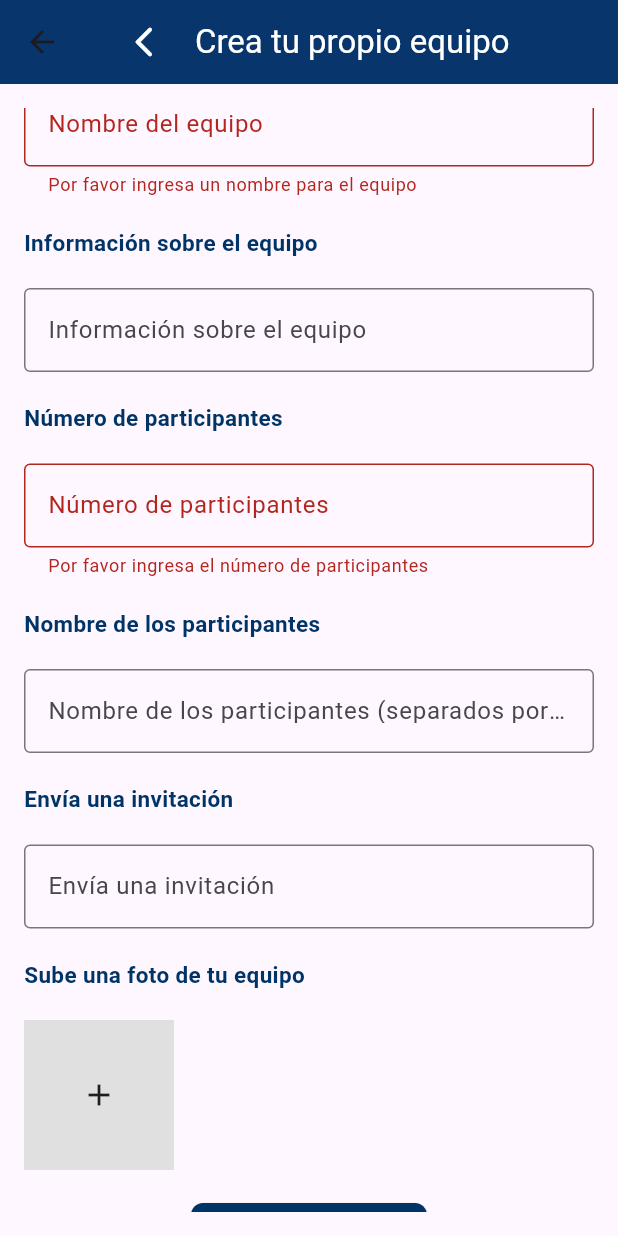
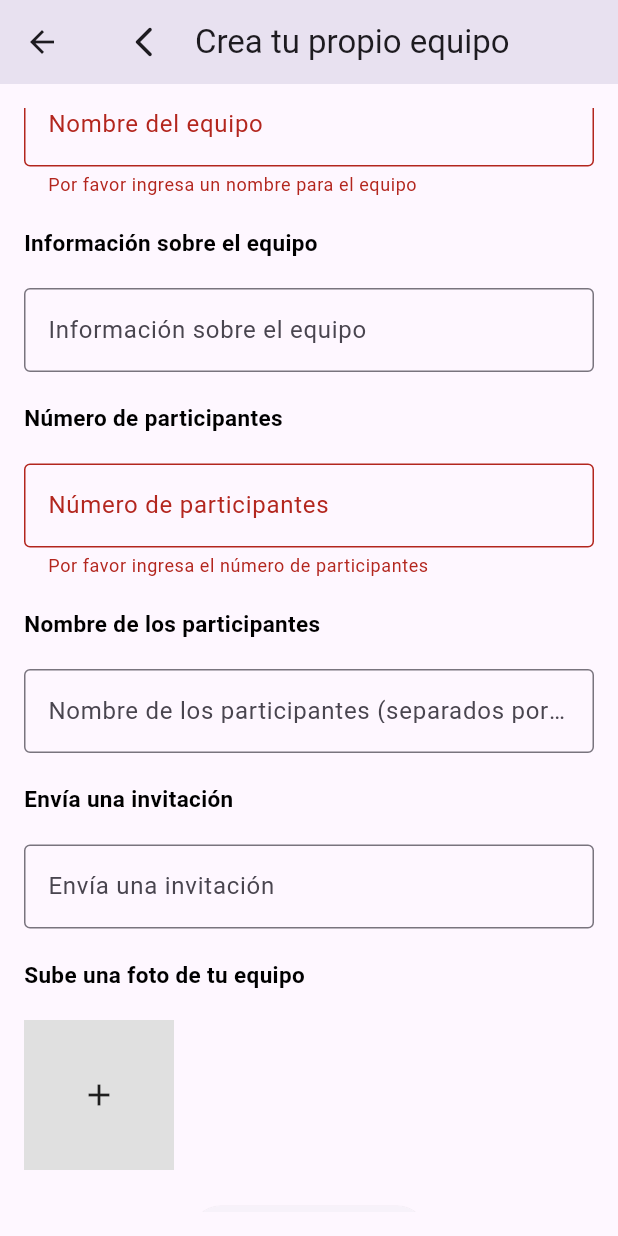
Before and after one commit to Alfredo-Borraz/ANBOTO-SPORTS, a Flutter app: the CreateTeamScreen screen opened by its route, scrolled down 58 dp, after a tap on "Realizar cambios", on a phone screen of 412 x 824 dp. Run offline on Flutter 3.47's test engine with Material 3 defaults, Android fonts, the phone set to English and light mode, and no system bars.

Commit message:
add: crud de diseño de modulo de gestion de torneos

```diff
--- a/anbotofront/lib/models/eventos.dart
+++ b/anbotofront/lib/models/eventos.dart
@@ -19,11 +19,13 @@ class EventModel {
 
   factory EventModel.fromJson(Map<String, dynamic> json) {
     return EventModel(
-      id: json['id'],
-      name: json['name'],
-      information: json['information'],
-      participantsCount: json['participants_count'],
-    participants: List<String>.from(jsonDecode(json['participants'])),
+      id: json['id'] as int?,
+      name: json['name'] as String?,
+      information: json['information'] as String?,
+      participantsCount: json['participants_count'] as int?,
+      participants: json['participants'] is String
+          ? List<String>.from(jsonDecode(json['participants']) as List)
+          : List<String>.from(json['participants'] as List),
       invitationSent: json['invitation_sent'] == 1,
     );
   }
@@ -33,9 +35,9 @@ class EventModel {
       'id': id,
       'name': name,
       'information': information,
-      'participantsCount': participantsCount,
-      'participants': participants,
-      'invitationSent': invitationSent,
+      'participants_count': participantsCount,
+      'participants': jsonEncode(participants),
+      'invitation_sent': invitationSent == true ? 1 : 0,
     };
   }
 }
--- a/anbotofront/lib/providers/eventos.dart
+++ b/anbotofront/lib/providers/eventos.dart
@@ -9,9 +9,10 @@ class EventosProvider {
   // Método para obtener la lista de eventos
   Future<List<EventModel>> getEventos() async {
     final url = Uri.parse('$baseUrl/api/events');
+    print(url);
     final response = await http.get(url);
+    print(response.body);
     final List<dynamic> decodedData = json.decode(response.body);
-
     if (decodedData == null) return [];
 
     decodedData.forEach((evento) {
@@ -25,23 +26,28 @@ class EventosProvider {
   // Método para crear un nuevo evento
   Future<bool> createEvento(EventModel nuevoEvento) async {
     final url = Uri.parse('$baseUrl/api/events');
+    print(nuevoEvento.participants);
 
     // Convertir el evento a JSON
     final response = await http.post(
       url,
       headers: {
-        'Content-Type': 'application/json', // Establecer el tipo de contenido a JSON
+        'Content-Type':
+            'application/json', // Establecer el tipo de contenido a JSON
       },
       body: json.encode({
         'name': nuevoEvento.name,
         'information': nuevoEvento.information,
         'participants_count': nuevoEvento.participantsCount,
-        'participants':nuevoEvento.participants, // Convertir a string
-        'invitation_sent': nuevoEvento.invitationSent! ? 1 : 0, // Usar 1 o 0 para booleano
+        'participants': nuevoEvento.participants, // Convertir a string
+        'invitation_sent':
+            nuevoEvento.invitationSent! ? 1 : 0, // Usar 1 o 0 para booleano
       }),
     );
 
     // Verificar si la respuesta fue exitosa
+    print(response.body);
+    print(response.statusCode);
     return response.statusCode == 201; // 201 es el código para "Creado"
   }
 }
--- a/anbotofront/lib/providers/globals.dart
+++ b/anbotofront/lib/providers/globals.dart
@@ -1,3 +1,3 @@
 library Anboto.globals;
 
-String baseUrl = "http://192.168.8.100:5000";
+String baseUrl = "http://192.168.56.1:5000";
--- a/anbotofront/lib/screens/nuevo_equipo.dart
+++ b/anbotofront/lib/screens/nuevo_equipo.dart
@@ -1,8 +1,10 @@
 import 'package:anbotofront/models/eventos.dart';
 import 'package:flutter/material.dart';
-import 'dart:convert';
+import 'dart:convert'; // Asegúrate de importar esto para usar json
 import 'package:http/http.dart' as http;
-import '../providers/providers.dart';
+
+import '../providers/providers.dart'; // Asegúrate de tener esta importación para realizar solicitudes HTTP
+import 'package:anbotofront/models/eventos.dart'; // Import the correct EventModel
 
 class CreateTeamScreen extends StatefulWidget {
   @override
@@ -18,18 +20,45 @@ class _CreateTeamScreenState extends State<CreateTeamScreen> {
       TextEditingController();
   final TextEditingController _participantsController = TextEditingController();
   final TextEditingController _invitationController = TextEditingController();
-
-  final Color darkBlue = Color(0xFF003366);
-
-  @override
   void initState() {
     super.initState();
-    eventosProvider = EventosProvider();
+    eventosProvider = EventosProvider(); // Inicializar el provider aquí
   }
 
   void _createEvent() async {
     if (_formKey.currentState!.validate()) {
-      // Código de creación del evento
+      String teamName = _teamNameController.text;
+      String information = _infoController.text;
+      int participantsCount = int.parse(_participantsCountController.text);
+      List<String> participants = _participantsController.text
+          .split(','); // Suponiendo que los nombres estén separados por comas
+      bool invitationSent = _invitationController.text
+          .isNotEmpty; // Aquí puedes cambiar la lógica según tus necesidades
+
+      EventModel newEvent = EventModel(
+        name: teamName,
+        information: information,
+        participantsCount: participantsCount,
+        participants: participants,
+        invitationSent: invitationSent,
+      );
+
+      bool success = await eventosProvider.createEvento(
+          newEvent as EventModel); // Llamar al método de creación del evento
+
+      if (success) {
+        // Mostrar un mensaje de éxito o navegar a otra pantalla
+        ScaffoldMessenger.of(context).showSnackBar(
+          SnackBar(content: Text('Evento creado exitosamente')),
+        );
+        // Reiniciar campos después de crear el evento, si es necesario
+        _formKey.currentState!.reset();
+      } else {
+        // Manejar el error
+        ScaffoldMessenger.of(context).showSnackBar(
+          SnackBar(content: Text('Error al crear el evento')),
+        );
+      }
     }
   }
 
@@ -37,18 +66,16 @@ class _CreateTeamScreenState extends State<CreateTeamScreen> {
   Widget build(BuildContext context) {
     return Scaffold(
       appBar: AppBar(
-        backgroundColor: darkBlue,
         title: Row(
           children: [
             IconButton(
               onPressed: () {
                 Navigator.restorablePopAndPushNamed(context, "profile");
               },
-              icon: Icon(Icons.arrow_back_ios_new_rounded, color: Colors.white),
+              icon: Icon(Icons.arrow_back_ios_new_rounded),
             ),
             SizedBox(width: 10),
-            Text('Crea tu propio equipo',
-                style: TextStyle(color: Colors.white)),
+            Text('Crea tu propio equipo'),
           ],
         ),
       ),
@@ -60,23 +87,18 @@ class _CreateTeamScreenState extends State<CreateTeamScreen> {
             child: Column(
               crossAxisAlignment: CrossAxisAlignment.start,
               children: [
-                Text(
-                  'Crea tu propio equipo',
+                Text('Crea tu propio equipo',
                     style: TextStyle(
-                      color: darkBlue,
+                        color: Colors.black,
                         fontSize: 15,
-                      fontWeight: FontWeight.bold),
-                ),
+                        fontWeight: FontWeight.bold)),
                 SizedBox(height: 20),
                 TextFormField(
                   controller: _teamNameController,
                   decoration: InputDecoration(
                     labelText: 'Nombre del equipo',
                     border: OutlineInputBorder(
-                        borderSide: BorderSide(color: darkBlue)),
-                    focusedBorder: OutlineInputBorder(
-                      borderSide: BorderSide(color: darkBlue, width: 2),
-                    ),
+                        borderSide: BorderSide(color: Colors.blueGrey)),
                   ),
                   validator: (value) {
                     if (value == null || value.isEmpty) {
@@ -86,43 +108,33 @@ class _CreateTeamScreenState extends State<CreateTeamScreen> {
                   },
                 ),
                 SizedBox(height: 20),
-                Text(
-                  'Información sobre el equipo',
+                Text('Información sobre el equipo',
                     style: TextStyle(
-                      color: darkBlue,
+                        color: Colors.black,
                         fontSize: 15,
-                      fontWeight: FontWeight.bold),
-                ),
+                        fontWeight: FontWeight.bold)),
                 SizedBox(height: 20),
                 TextFormField(
                   controller: _infoController,
                   decoration: InputDecoration(
                     labelText: 'Información sobre el equipo',
                     border: OutlineInputBorder(
-                        borderSide: BorderSide(color: darkBlue)),
-                    focusedBorder: OutlineInputBorder(
-                      borderSide: BorderSide(color: darkBlue, width: 2),
-                    ),
+                        borderSide: BorderSide(color: Colors.blueGrey)),
                   ),
                 ),
                 SizedBox(height: 20),
-                Text(
-                  'Número de participantes',
+                Text('Número de participantes',
                     style: TextStyle(
-                      color: darkBlue,
+                        color: Colors.black,
                         fontSize: 15,
-                      fontWeight: FontWeight.bold),
-                ),
+                        fontWeight: FontWeight.bold)),
                 SizedBox(height: 20),
                 TextFormField(
                   controller: _participantsCountController,
                   decoration: InputDecoration(
                     labelText: 'Número de participantes',
                     border: OutlineInputBorder(
-                        borderSide: BorderSide(color: darkBlue)),
-                    focusedBorder: OutlineInputBorder(
-                      borderSide: BorderSide(color: darkBlue, width: 2),
-                    ),
+                        borderSide: BorderSide(color: Colors.blueGrey)),
                   ),
                   keyboardType: TextInputType.number,
                   validator: (value) {
@@ -133,13 +145,11 @@ class _CreateTeamScreenState extends State<CreateTeamScreen> {
                   },
                 ),
                 SizedBox(height: 20),
-                Text(
-                  'Nombre de los participantes',
+                Text('Nombre de los participantes',
                     style: TextStyle(
-                      color: darkBlue,
+                        color: Colors.black,
                         fontSize: 15,
-                      fontWeight: FontWeight.bold),
-                ),
+                        fontWeight: FontWeight.bold)),
                 SizedBox(height: 20),
                 TextFormField(
                   controller: _participantsController,
@@ -147,40 +157,31 @@ class _CreateTeamScreenState extends State<CreateTeamScreen> {
                     labelText:
                         'Nombre de los participantes (separados por comas)',
                     border: OutlineInputBorder(
-                        borderSide: BorderSide(color: darkBlue)),
-                    focusedBorder: OutlineInputBorder(
-                      borderSide: BorderSide(color: darkBlue, width: 2),
-                    ),
+                        borderSide: BorderSide(color: Colors.blueGrey)),
                   ),
                 ),
                 SizedBox(height: 20),
-                Text(
-                  'Envía una invitación',
+                Text('Envía una invitación',
                     style: TextStyle(
-                      color: darkBlue,
+                        color: Colors.black,
                         fontSize: 15,
-                      fontWeight: FontWeight.bold),
-                ),
+                        fontWeight: FontWeight.bold)),
                 SizedBox(height: 20),
                 TextFormField(
                   controller: _invitationController,
                   decoration: InputDecoration(
                     labelText: 'Envía una invitación',
                     border: OutlineInputBorder(
-                        borderSide: BorderSide(color: darkBlue)),
-                    focusedBorder: OutlineInputBorder(
-                      borderSide: BorderSide(color: darkBlue, width: 2),
-                    ),
+                        borderSide: BorderSide(color: Colors.blueGrey)),
                   ),
                 ),
                 SizedBox(height: 20),
-                Text(
-                  'Sube una foto de tu equipo',
+                // Team photo upload
+                Text('Sube una foto de tu equipo',
                     style: TextStyle(
-                      color: darkBlue,
+                        color: Colors.black,
                         fontSize: 15,
-                      fontWeight: FontWeight.bold),
-                ),
+                        fontWeight: FontWeight.bold)),
                 SizedBox(height: 20),
                 Container(
                   width: 100,
@@ -191,19 +192,9 @@ class _CreateTeamScreenState extends State<CreateTeamScreen> {
                 SizedBox(height: 20),
                 Center(
                   child: ElevatedButton(
-                    onPressed: _createEvent,
-                    style: ElevatedButton.styleFrom(
-                      backgroundColor: darkBlue,
-                      padding:
-                          EdgeInsets.symmetric(horizontal: 24, vertical: 12),
-                      shape: RoundedRectangleBorder(
-                        borderRadius: BorderRadius.circular(8),
-                      ),
-                    ),
-                    child: Text(
-                      'Realizar cambios',
-                      style: TextStyle(color: Colors.white),
-                    ),
+                    onPressed:
+                        _createEvent, // Llamar al método para crear el evento
+                    child: Text('Realizar cambios'),
                   ),
                 ),
               ],
```
Lines whose indentation alone changed are shown as unchanged.
